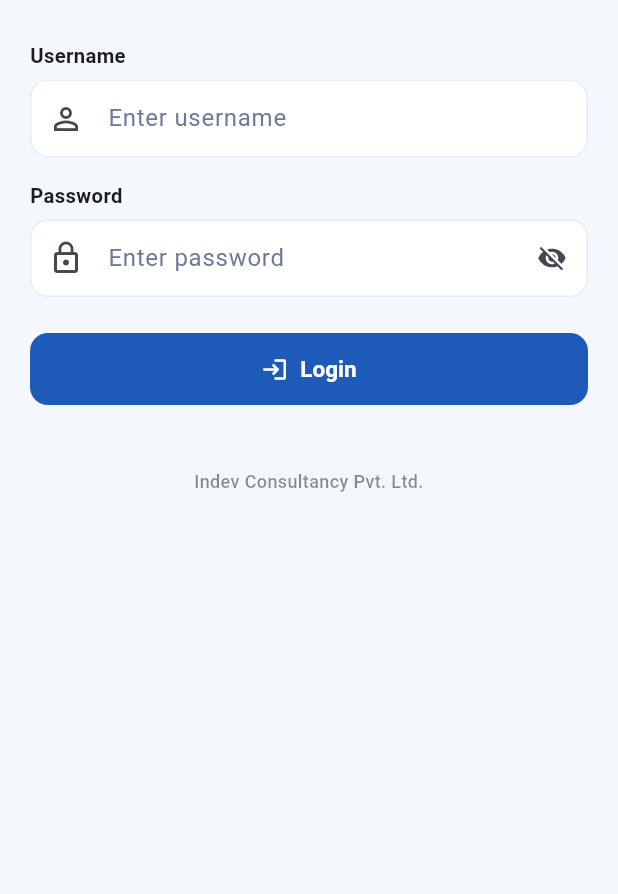
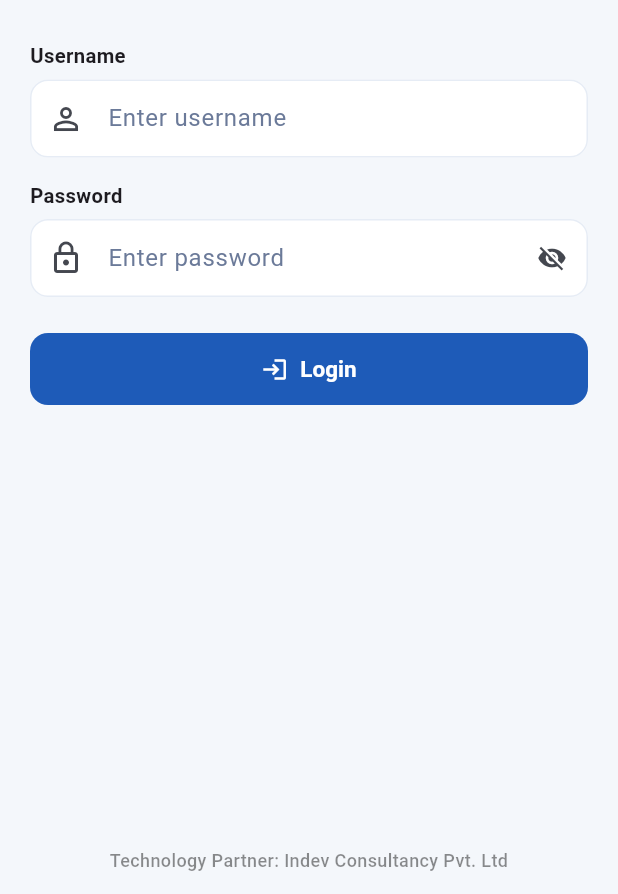
Before and after one commit to AnshukumarAk/Jubicare_revamp_app, a Flutter app: the screen it shows after launch, on a phone screen of 412 x 824 dp, the part 342-1236 px from its top. Run offline on Flutter 3.47's test engine with Material 3 defaults, Android fonts, the phone set to English and light mode, and no system bars; our stand-ins replace cloud_firestore, connectivity_plus, firebase_core, firebase_messaging, flutter_local_notifications, geolocator and 6 more; missing offline and left inert: google_mlkit_translation, panara_dialogs, record; accounts and stored records are empty.

Commit message:
The credit line goes on the bottom edge
It read "Indev Consultancy Pvt. Ltd." and sat just under the Login button,
which on a tall screen left it floating in the middle of nothing. It reads
"Technology Partner: Indev Consultancy Pvt. Ltd" now and sits on the bottom
edge (user 2026-09-28, screenshot).

Spacer needs a bounded height and a scroll view gives it none, so the
content is held to at least one viewport and the spare space goes to the
Spacer. On a short screen, or with the keyboard up, it still scrolls as
before and the line follows the content down rather than covering it.

flutter analyze: no errors.

```diff
--- a/lib/screens/unified_login.dart
+++ b/lib/screens/unified_login.dart
@@ -151,8 +151,15 @@ class _UnifiedLoginScreenState extends State<UnifiedLoginScreen> {
     return Scaffold(
       backgroundColor: JC.bg,
       body: SafeArea(
-        child: SingleChildScrollView(
-          child: Column(children: [
+        // The footer sits on the bottom edge, not under the button. Spacer
+        // needs a bounded height and a scroll view gives it none, so the
+        // content is held to at least one screen and the spare space goes
+        // to the Spacer below (user 2026-09-28).
+        child: LayoutBuilder(builder: (context, viewport) => SingleChildScrollView(
+          child: ConstrainedBox(
+            constraints: BoxConstraints(minHeight: viewport.maxHeight),
+            child: IntrinsicHeight(
+              child: Column(children: [
             Container(
               width: double.infinity,
               decoration: const BoxDecoration(gradient: JC.headerGradient),
@@ -218,12 +225,12 @@ class _UnifiedLoginScreenState extends State<UnifiedLoginScreen> {
                 ),
               ]),
             ),
-            const SizedBox(height: 18),
+            const Spacer(),
             // Who built this. Asked for on the login screen specifically
             // (user 2026-09-28) — it is the one screen every user sees
             // before they are anybody in particular.
             Text(
-              'Indev Consultancy Pvt. Ltd.',
+              'Technology Partner: Indev Consultancy Pvt. Ltd',
               textAlign: TextAlign.center,
               style: TextStyle(
                 fontSize: 12,
@@ -231,9 +238,11 @@ class _UnifiedLoginScreenState extends State<UnifiedLoginScreen> {
                 color: Colors.black.withValues(alpha: 0.45),
               ),
             ),
-            const SizedBox(height: 6),
-          ]),
-        ),
+            const SizedBox(height: 14),
+              ]),
+            ),
+          ),
+        )),
       ),
     );
   }
```
